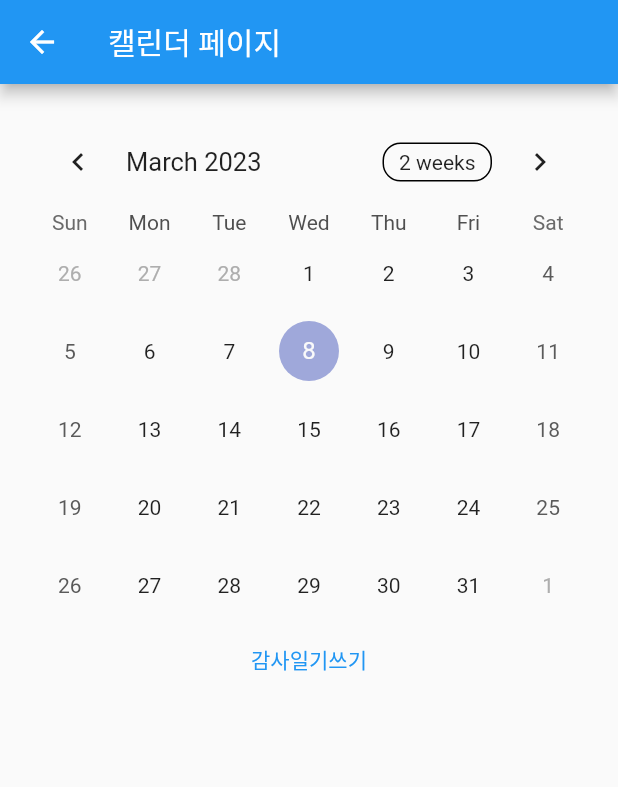
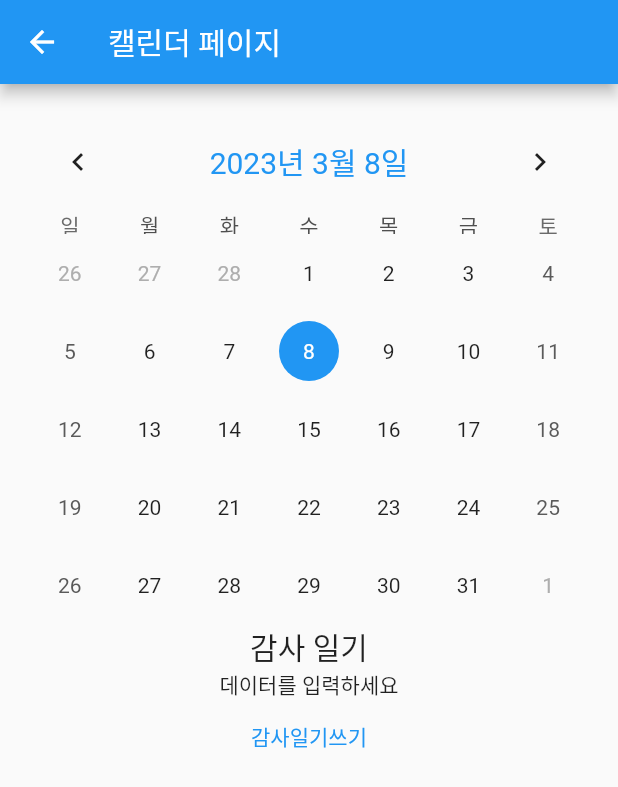
Before and after one commit to gom20/todo, a Flutter app: the screen it shows after launch, on a phone screen of 412 x 824 dp. Shown: the top 787 px of the screen. Run offline on Flutter 3.47's test engine with Material 2 defaults, Android fonts, the light colour scheme and no system bars; drawn by our look-alikes of table_calendar; our stand-ins replace sqflite; accounts and stored records are empty.

Commit message:
layout updated

```diff
--- a/lib/main.dart
+++ b/lib/main.dart
@@ -1,9 +1,11 @@
 import 'package:flutter/material.dart';
-import 'package:todo/pages/select_emotion.dart';
-import 'package:todo/pages/select_gratitude.dart';
-import 'package:todo/pages/write_gratitude.dart';
+import 'package:intl/date_symbol_data_local.dart';
+import 'package:todo/screens/emotion.dart';
+import 'package:todo/screens/home.dart';
+import 'package:todo/screens/write.dart';
 
-void main() {
+void main() async{
+  await initializeDateFormatting();
   runApp(const MyApp());
 }
 
@@ -13,12 +15,12 @@ class MyApp extends StatelessWidget {
   Widget build(BuildContext context) {
     return MaterialApp(
       title: "MyApp",
-      home: WriteGratitudePage(),
-      initialRoute: '/select_gratitude',
+      home: HomeScreen(),
+      initialRoute: '/home',
       routes: {
-        '/write_gratitude': (context) => WriteGratitudePage(),
-        '/select_emotion' : (context) => SelectEmotionPage(),
-        '/select_gratitude' : (context) => SelectGratitudePage()
+        '/home' : (context) => HomeScreen(),
+        '/write': (context) => WriteScreen(),
+        '/emotion' : (context) => EmotionScreen()
       },
     );
   }
--- /dev/null
+++ b/lib/models/gratitude.dart
@@ -0,0 +1,21 @@
+class Gratitude {
+  final int id;
+  final String note;
+
+  Gratitude({
+    required this.id,
+    required this.note,
+  });
+
+  Map<String, dynamic> toMap() {
+    return {
+      'id': id,
+      'note': note,
+    };
+  }
+
+  @override
+  String toString() {
+    return 'Gratitude{id: $id, note: $note}';
+  }
+}
--- a/lib/pages/select_gratitude.dart
+++ /dev/null
@@ -1,36 +0,0 @@
-import 'package:flutter/material.dart';
-import 'package:table_calendar/table_calendar.dart';
-
-class SelectGratitudePage extends StatelessWidget {
-  const SelectGratitudePage({Key? key}) : super(key: key);
-
-  @override
-  Widget build(BuildContext context) {
-    return Scaffold(
-      appBar: AppBar(
-          title: Text("캘린더 페이지")
-      ),
-      body: Center(
-        child: Padding(
-          padding: EdgeInsets.all(20),
-
-          child: Column(
-            children: [
-              TableCalendar(
-                firstDay: DateTime.utc(2010, 10, 16),
-                lastDay: DateTime.utc(2030, 3, 14),
-                focusedDay: DateTime.now(),
-              ),
-              TextButton(
-                  onPressed: (){
-                    Navigator.pushNamed(context, '/write_gratitude');
-                  },
-                  child: Text("감사일기쓰기")
-              ),
-            ],
-          ),
-        ),
-      ),
-    );
-  }
-}
--- /dev/null
+++ b/lib/screens/home.dart
@@ -0,0 +1,118 @@
+import 'package:flutter/material.dart';
+import 'package:intl/intl.dart';
+import 'package:table_calendar/table_calendar.dart';
+import 'package:todo/db/dbHelper.dart';
+import 'dart:developer';
+
+import 'package:todo/models/gratitude.dart';
+
+class HomeScreen extends StatefulWidget {
+  const HomeScreen({Key? key}) : super(key: key);
+
+  @override
+  State<HomeScreen> createState() => _HomeScreenState();
+}
+
+class _HomeScreenState extends State<HomeScreen> {
+  late DBHelper _dbHelper ;
+
+  DateTime selectedDay = DateTime(
+    DateTime.now().year,
+    DateTime.now().month,
+    DateTime.now().day,
+  );
+  DateTime focusedDay = DateTime.now();
+
+  @override
+  void initState(){
+    super.initState();
+    _dbHelper = DBHelper();
+  }
+
+  @override
+  Widget build(BuildContext context) {
+    return Scaffold(
+      appBar: AppBar(
+          title: Text("캘린더 페이지")
+      ),
+      body: Center(
+        child: Padding(
+          padding: EdgeInsets.all(20),
+          child: Column(
+            children: [
+              Column(
+                  mainAxisAlignment: MainAxisAlignment.center,
+                  children:[
+                    TableCalendar(
+                      locale: 'ko_KR',
+                      firstDay: DateTime.utc(2010, 10, 16),
+                      lastDay: DateTime.utc(2030, 3, 14),
+                      focusedDay: focusedDay,
+                      onDaySelected: (DateTime selectedDay, DateTime focusedDay) {
+                        // 선택된 날짜의 상태를 갱신합니다.
+                        setState((){
+                          this.selectedDay = selectedDay;
+                          this.focusedDay = focusedDay;
+                        });
+                      },
+                      selectedDayPredicate: (DateTime day) {
+                        // selectedDay 와 동일한 날짜의 모양을 바꿔줍니다.
+                        return isSameDay(selectedDay, day);
+                      },
+                      headerStyle: HeaderStyle(
+                        titleCentered: true,
+                        titleTextFormatter: (date, locale) =>
+                            DateFormat.yMMMMd(locale).format(date),
+                        formatButtonVisible: false,
+                        titleTextStyle: TextStyle(
+                            fontSize: 20.0,
+                            color: Colors.blue
+                        ),
+                      ),
+                      calendarStyle: CalendarStyle(
+                        isTodayHighlighted: true,
+                        selectedDecoration: BoxDecoration(
+                          color: Colors.blue,
+                          shape: BoxShape.circle,
+                        ),
+                        selectedTextStyle: TextStyle(color: Colors.white),
+                        todayDecoration: BoxDecoration(
+                          color: Colors.purpleAccent,
+                          shape: BoxShape.circle,
+                        ),
+                      ),
+                    ),
+                    Text(
+                      '감사 일기',
+                      style: TextStyle(fontSize: 20),
+                    ),
+                    Container(
+                        child: FutureBuilder(
+                          future: _dbHelper.selectGratitude(int.parse(DateFormat('yyyyMMdd').format(selectedDay))),
+                          builder: (context, snapshot) {
+                            if(snapshot.hasData){
+                              String? note = snapshot.data?.note;
+                              return Text('$note');
+                            } else {
+                              return Text('데이터를 입력하세요');
+                            }
+                          },
+                        )
+                    )
+                  ]
+              ),
+              TextButton(
+                  onPressed: (){
+                    Navigator.pushNamed(context, '/write', arguments: {
+                      'id': int.parse(DateFormat('yyyyMMdd').format(selectedDay))
+                    });
+                  },
+                  child: Text("감사일기쓰기")
+              ),
+            ],
+          ),
+        ),
+      ),
+    );
+  }
+}
--- a/pubspec.yaml
+++ b/pubspec.yaml
@@ -36,6 +36,10 @@ dependencies:
   # Use with the CupertinoIcons class for iOS style icons.
   cupertino_icons: ^1.0.2
   table_calendar: ^3.0.9
+  sqflite: ^2.2.5
+  path_provider: ^2.0.13
+  path: ^1.8.0
+  intl: ^0.18.0
 
 dev_dependencies:
   flutter_test:
```
Also changed, not shown: lib/db/dbHelper.dart (added, +54 -0 lines), lib/pages/write_gratitude.dart (deleted, +0 -63 lines), lib/screens/emotion.dart (renamed from lib/pages/select_emotion.dart, +9 -3 lines), lib/screens/write.dart (added, +76 -0 lines), pubspec.lock.
